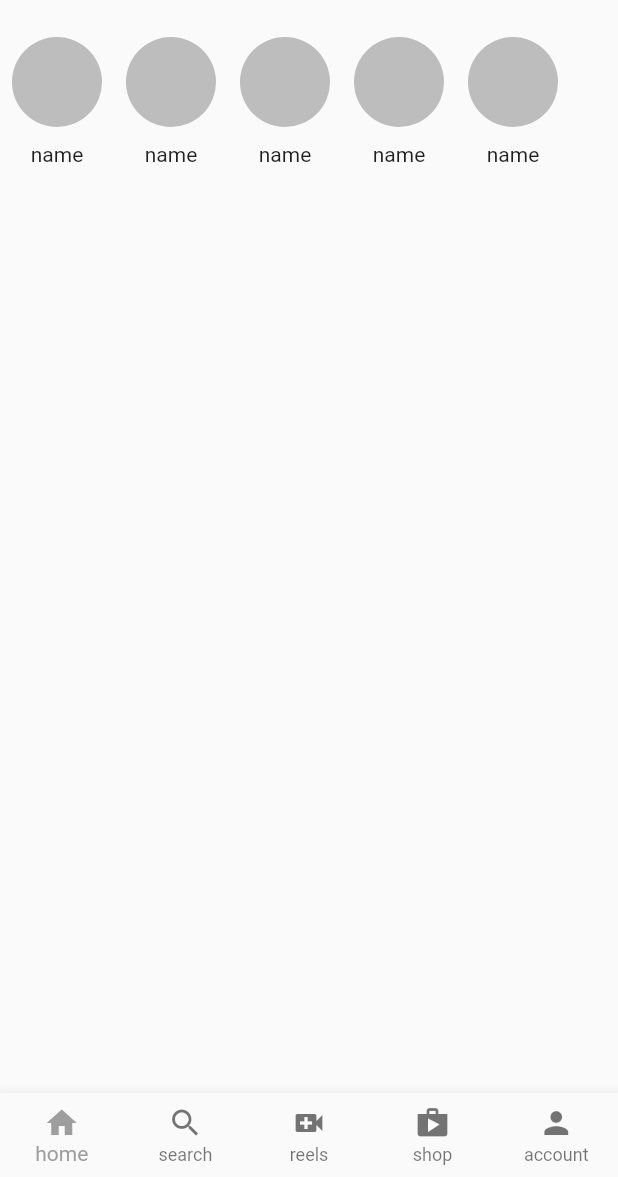
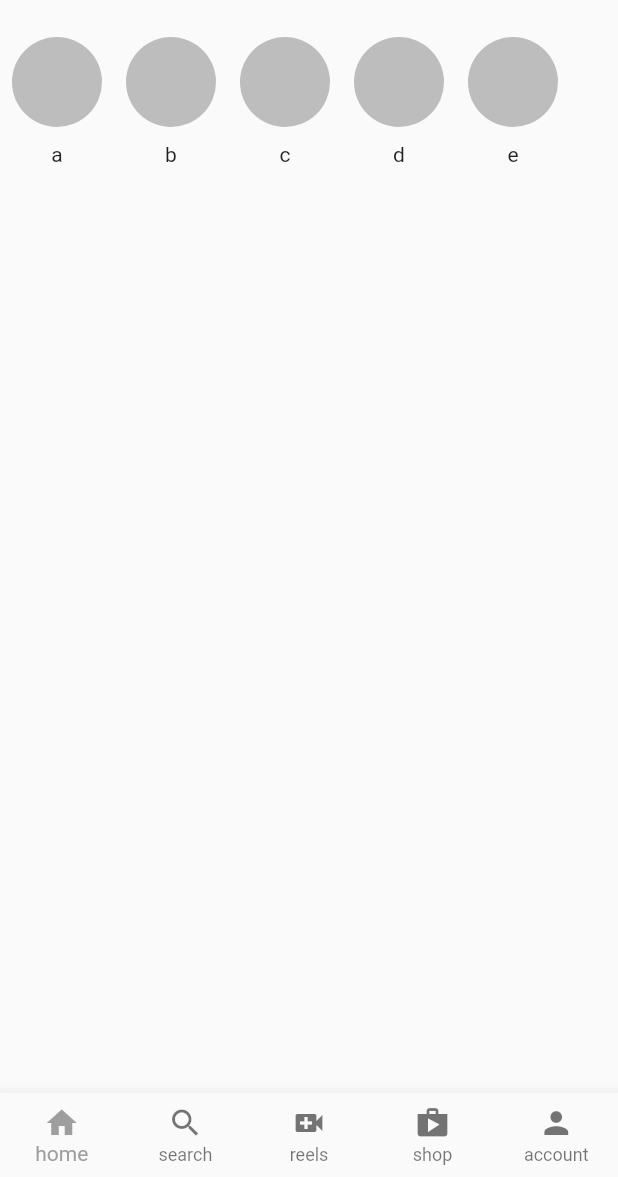
Before and after one commit to jksan-jp/xgram, a Flutter app: the screen it shows after launch, on a phone screen of 412 x 824 dp, the part 59-1236 px from its top. Run offline on Flutter 3.47's test engine with Material 2 defaults, Android fonts, the phone set to English and light mode, and no system bars.

Commit message:
BubbleStoriesに個別にtext入れられるの追加

```diff
--- a/lib/pages/home.dart
+++ b/lib/pages/home.dart
@@ -32,11 +32,21 @@ class UserHome extends StatelessWidget {
         // STORIES
         Row(
           children: const [
-            BubbleStories(),
-            BubbleStories(),
-            BubbleStories(),
-            BubbleStories(),
-            BubbleStories()
+            BubbleStories(
+              text: 'a',
+            ),
+            BubbleStories(
+              text: 'b',
+            ),
+            BubbleStories(
+              text: 'c',
+            ),
+            BubbleStories(
+              text: 'd',
+            ),
+            BubbleStories(
+              text: 'e',
+            )
           ],
         )
         // POSTS
--- a/lib/util/bubble_stories.dart
+++ b/lib/util/bubble_stories.dart
@@ -1,7 +1,9 @@
 import 'package:flutter/material.dart';
 
 class BubbleStories extends StatelessWidget {
-  const BubbleStories({Key? key}) : super(key: key);
+  final String text;
+
+  const BubbleStories({Key? key, required this.text}) : super(key: key);
 
   @override
   Widget build(BuildContext context) {
@@ -17,7 +19,7 @@ class BubbleStories extends StatelessWidget {
             const SizedBox(
               height: 10,
             ),
-            const Text('name')
+            Text(text)
           ],
         ));
   }
```
